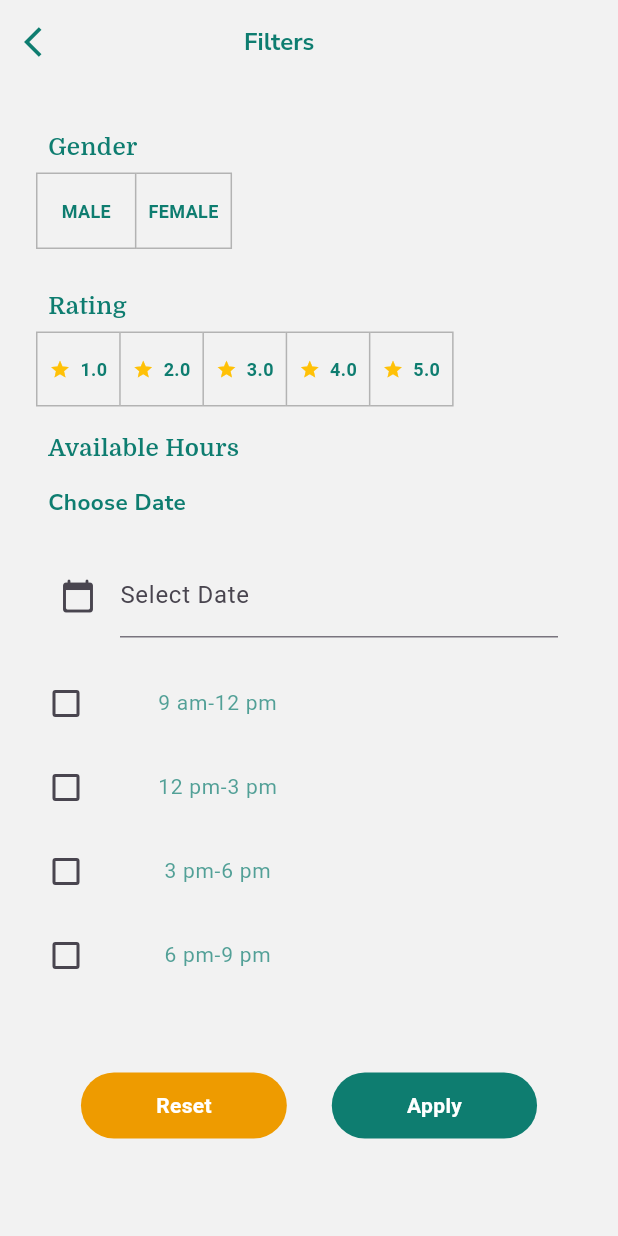
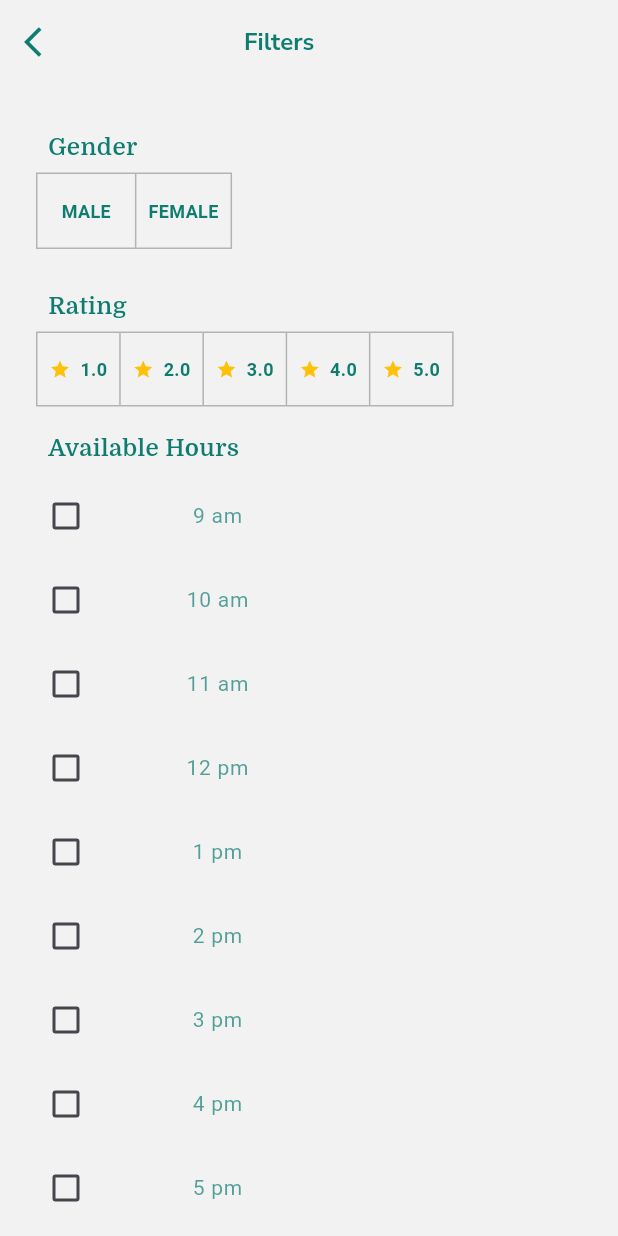
Before and after one commit to RokayaFawzy/tameit, a Flutter app: the FiltersScreen screen opened by its route, on a phone screen of 412 x 824 dp. Run offline on Flutter 3.47's test engine with Material 3 defaults, Android fonts, the phone set to English and light mode, and no system bars; our stand-ins replace flutter_feather_icons, flutter_rating_bar, google_fonts, intl_phone_field, shared_preferences; missing offline and left inert: flutter_verification_code; accounts and stored records are empty.

Commit message:
edit filter page

```diff
--- a/tame_it/lib/Screens/navbar_Root_Screens/branch_Screens/filter_Page.dart
+++ b/tame_it/lib/Screens/navbar_Root_Screens/branch_Screens/filter_Page.dart
@@ -88,39 +88,40 @@ class _FiltersScreenState extends State<FiltersScreen> {
                       height: 1.20),
                 ),
               ),
-              Padding(
-                padding: const EdgeInsets.all(8.0),
-                child: Text(
-                  "Choose Date",
-                  style: TextStyle(
-                      fontSize: 15,
-                      fontWeight: FontWeight.w700,
-                      fontFamily: 'NunitoSans',
-                      color: AppColors.deepsea),
-                ),
-              ),
-              Padding(
-                padding: const EdgeInsets.all(16),
-                child: TextField(
-                  controller: _date,
-                  decoration: InputDecoration(
-                      icon: Icon(Icons.calendar_today_rounded),
-                      labelText: "Select Date"),
-                  onTap: () async {
-                    DateTime? pickeddate = await showDatePicker(
-                        context: context,
-                        initialDate: DateTime.now(),
-                        firstDate: DateTime(2000),
-                        lastDate: DateTime(2110));
-                    if (pickeddate != null) {
-                      setState(() {
-                        _date.text =
-                            DateFormat('yyyy-MM-dd').format(pickeddate);
-                      });
-                    }
-                  },
-                ),
-              ),
+              // Padding(
+              //   padding: const EdgeInsets.all(8.0),
+              //   child: Text(
+              //     "Choose Date",
+              //     style: TextStyle(
+              //         fontSize: 15,
+              //         fontWeight: FontWeight.w700,
+              //         fontFamily: 'NunitoSans',
+              //         color: AppColors.deepsea),
+              //   ),
+              // ),
+              // Padding(
+              //   padding: const EdgeInsets.all(16),
+              //   child: TextField(
+              //     controller: _date,
+              //     decoration: InputDecoration(
+              //         icon: Icon(Icons.calendar_today_rounded),
+              //         labelText: "Select Date"),
+              //     onTap: () async {
+              //       DateTime? pickeddate = await showDatePicker(
+              //           context: context,
+              //           initialDate: DateTime.now(),
+              //           firstDate: DateTime(2000),
+              //           lastDate: DateTime(2110));
+              //       if (pickeddate != null) {
+              //         setState(() {
+              //           _date.text =
+              //               DateFormat('yyyy-MM-dd').format(pickeddate);
+              //         });
+              //       }
+              //     },
+              //   ),
+              // ),
+
               AvailableHoursCheckbox(),
               SizedBox(height: 50),
               Row(
--- a/tame_it/lib/widgets/toggle_hours_checkbox.dart
+++ b/tame_it/lib/widgets/toggle_hours_checkbox.dart
@@ -11,8 +11,20 @@ class AvailableHoursCheckbox extends StatefulWidget {
 class _AvailableHoursCheckboxState extends State<AvailableHoursCheckbox> {
   final List<String> _selectedItems = [];
 
-  List<String> item = ['9 am-12 pm', '12 pm-3 pm', '3 pm-6 pm', '6 pm-9 pm'];
-
+  List<String> item = [
+    '9 am',
+    '10 am',
+    '11 am',
+    '12 pm',
+    '1 pm',
+    '2 pm',
+    '3 pm',
+    '4 pm',
+    '5 pm',
+    '6 pm',
+    '7 pm',
+    '8 pm'
+  ];
 
   void _itemChange(String itemValue, bool isSelected) {
     setState(() {
@@ -51,7 +63,6 @@ class _AvailableHoursCheckboxState extends State<AvailableHoursCheckbox> {
           controlAffinity: ListTileControlAffinity.leading,
           value: _selectedItems.contains(item),
           onChanged: (isChecked) => _itemChange(item, isChecked!),
-
         );
       }).toList(),
     );
```
